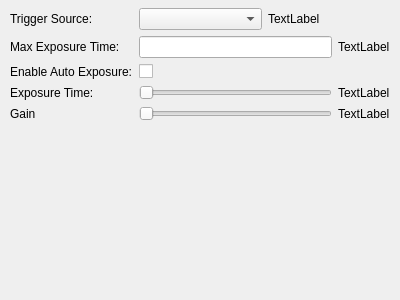
First picture: the form in settingswidget.ui, repository NK5fr/camera_manager, before the edit.
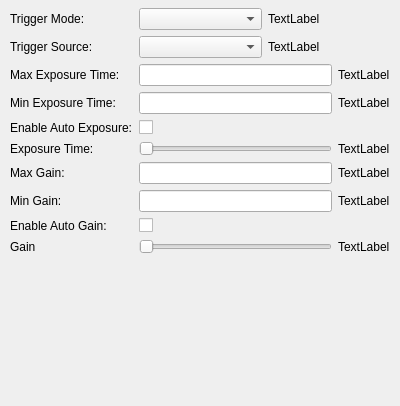
Second picture: the form after the edit.

The edit to the form file:
```diff
--- a/settingswidget.ui
+++ b/settingswidget.ui
@@ -7,7 +7,7 @@
     <x>0</x>
     <y>0</y>
     <width>400</width>
-    <height>300</height>
+    <height>406</height>
    </rect>
   </property>
   <property name="windowTitle">
@@ -19,18 +19,60 @@
      <x>10</x>
      <y>8</y>
      <width>380</width>
-     <height>231</height>
+     <height>383</height>
     </rect>
    </property>
    <layout class="QFormLayout" name="formLayout">
-    <item row="5" column="0">
+    <item row="3" column="0">
+     <widget class="QLabel" name="triggerMode">
+      <property name="text">
+       <string>Trigger Mode:</string>
+      </property>
+     </widget>
+    </item>
+    <item row="3" column="1">
+     <layout class="QHBoxLayout" name="horizontalLayout_7">
+      <item>
+       <widget class="QComboBox" name="triggerModeInput"/>
+      </item>
+      <item>
+       <widget class="QLabel" name="triggerModeValue">
+        <property name="text">
+         <string>TextLabel</string>
+        </property>
+       </widget>
+      </item>
+     </layout>
+    </item>
+    <item row="4" column="0">
+     <widget class="QLabel" name="triggerLabel">
+      <property name="text">
+       <string>Trigger Source:</string>
+      </property>
+     </widget>
+    </item>
+    <item row="4" column="1">
+     <layout class="QHBoxLayout" name="horizontalLayout_6">
+      <item>
+       <widget class="QComboBox" name="triggerInput"/>
+      </item>
+      <item>
+       <widget class="QLabel" name="triggerValue">
+        <property name="text">
+         <string>TextLabel</string>
+        </property>
+       </widget>
+      </item>
+     </layout>
+    </item>
+    <item row="6" column="0">
      <widget class="QLabel" name="maxExposureLabel">
       <property name="text">
        <string>Max Exposure Time:</string>
       </property>
      </widget>
     </item>
-    <item row="5" column="1">
+    <item row="6" column="1">
      <layout class="QHBoxLayout" name="horizontalLayout_3">
       <item>
        <widget class="QLineEdit" name="maxExposureInput"/>
@@ -44,14 +86,35 @@
       </item>
      </layout>
     </item>
-    <item row="6" column="0">
+    <item row="7" column="0">
+     <widget class="QLabel" name="minExposureLabel">
+      <property name="text">
+       <string>Min Exposure Time:</string>
+      </property>
+     </widget>
+    </item>
+    <item row="7" column="1">
+     <layout class="QHBoxLayout" name="horizontalLayout_8">
+      <item>
+       <widget class="QLineEdit" name="minExposureInput"/>
+      </item>
+      <item>
+       <widget class="QLabel" name="minExposureValue">
+        <property name="text">
+         <string>TextLabel</string>
+        </property>
+       </widget>
+      </item>
+     </layout>
+    </item>
+    <item row="8" column="0">
      <widget class="QLabel" name="autoExposureLabel">
       <property name="text">
        <string>Enable Auto Exposure:</string>
       </property>
      </widget>
     </item>
-    <item row="6" column="1">
+    <item row="8" column="1">
      <layout class="QHBoxLayout" name="horizontalLayout_4">
       <item>
        <widget class="QCheckBox" name="autoExposureInput">
@@ -72,14 +135,14 @@
       </item>
      </layout>
     </item>
-    <item row="7" column="0">
+    <item row="9" column="0">
      <widget class="QLabel" name="exposureLabel">
       <property name="text">
        <string>Exposure Time:</string>
       </property>
      </widget>
     </item>
-    <item row="7" column="1">
+    <item row="9" column="1">
      <layout class="QHBoxLayout" name="horizontalLayout_5">
       <item>
        <widget class="QSlider" name="exposureInput">
@@ -97,14 +160,45 @@
       </item>
      </layout>
     </item>
-    <item row="9" column="0">
+    <item row="11" column="0">
+     <widget class="QLabel" name="maxGainLabel">
+      <property name="text">
+       <string>Max Gain:</string>
+      </property>
+     </widget>
+    </item>
+    <item row="12" column="0">
+     <widget class="QLabel" name="minExposureLabel_2">
+      <property name="text">
+       <string>Min Gain:</string>
+      </property>
+     </widget>
+    </item>
+    <item row="13" column="0">
+     <widget class="QLabel" name="autoGainLabel">
+      <property name="text">
+       <string>Enable Auto Gain:</string>
+      </property>
+     </widget>
+    </item>
+    <item row="13" column="1">
+     <widget class="QCheckBox" name="autoGainInput">
+      <property name="layoutDirection">
+       <enum>Qt::LeftToRight</enum>
+      </property>
+      <property name="text">
+       <string/>
+      </property>
+     </widget>
+    </item>
+    <item row="14" column="0">
      <widget class="QLabel" name="deviceLabel">
       <property name="text">
        <string>Gain</string>
       </property>
      </widget>
     </item>
-    <item row="9" column="1">
+    <item row="14" column="1">
      <layout class="QHBoxLayout" name="horizontalLayout_2">
       <item>
        <widget class="QSlider" name="exposureInput_2">
@@ -122,20 +216,27 @@
       </item>
      </layout>
     </item>
-    <item row="3" column="0">
-     <widget class="QLabel" name="triggerLabel">
-      <property name="text">
-       <string>Trigger Source:</string>
-      </property>
-     </widget>
+    <item row="11" column="1">
+     <layout class="QHBoxLayout" name="horizontalLayout_10">
+      <item>
+       <widget class="QLineEdit" name="maxGainInput"/>
+      </item>
+      <item>
+       <widget class="QLabel" name="maxGainValue">
+        <property name="text">
+         <string>TextLabel</string>
+        </property>
+       </widget>
+      </item>
+     </layout>
     </item>
-    <item row="3" column="1">
-     <layout class="QHBoxLayout" name="horizontalLayout_6">
+    <item row="12" column="1">
+     <layout class="QHBoxLayout" name="horizontalLayout_11">
       <item>
-       <widget class="QComboBox" name="triggerInput"/>
+       <widget class="QLineEdit" name="minGainInput"/>
       </item>
       <item>
-       <widget class="QLabel" name="triggerValue">
+       <widget class="QLabel" name="minGainValue">
         <property name="text">
          <string>TextLabel</string>
         </property>
```
